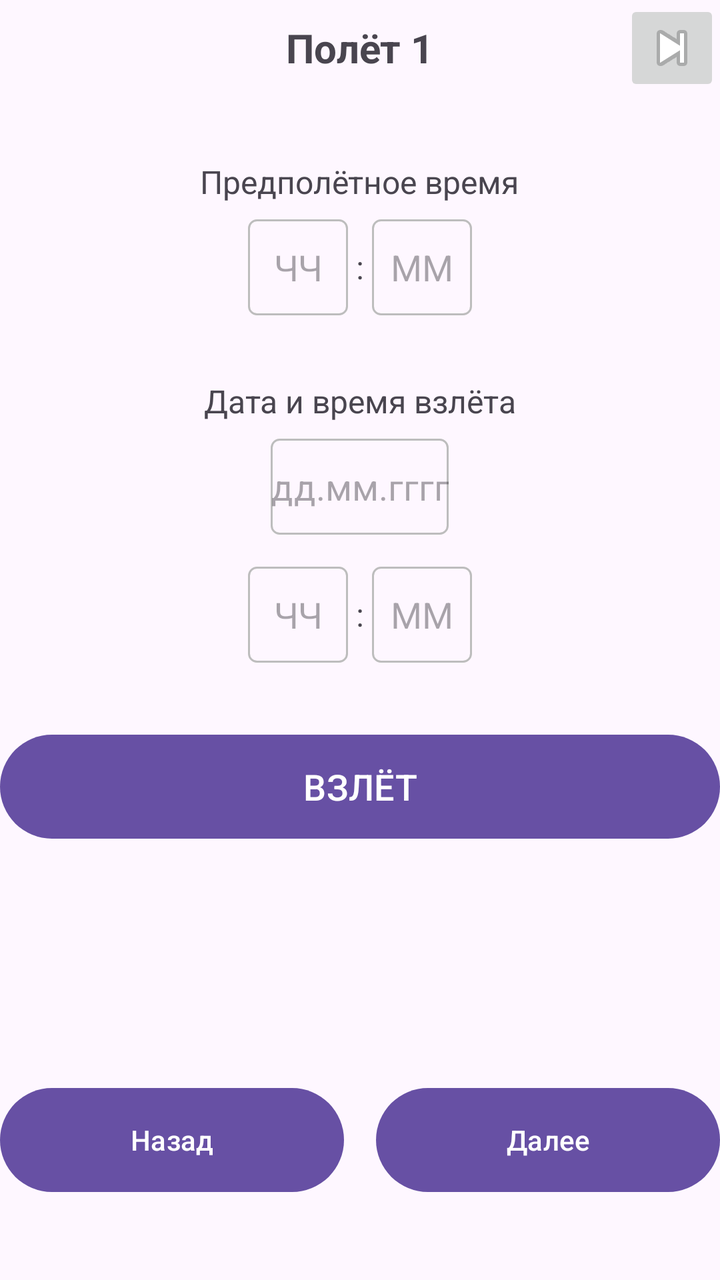
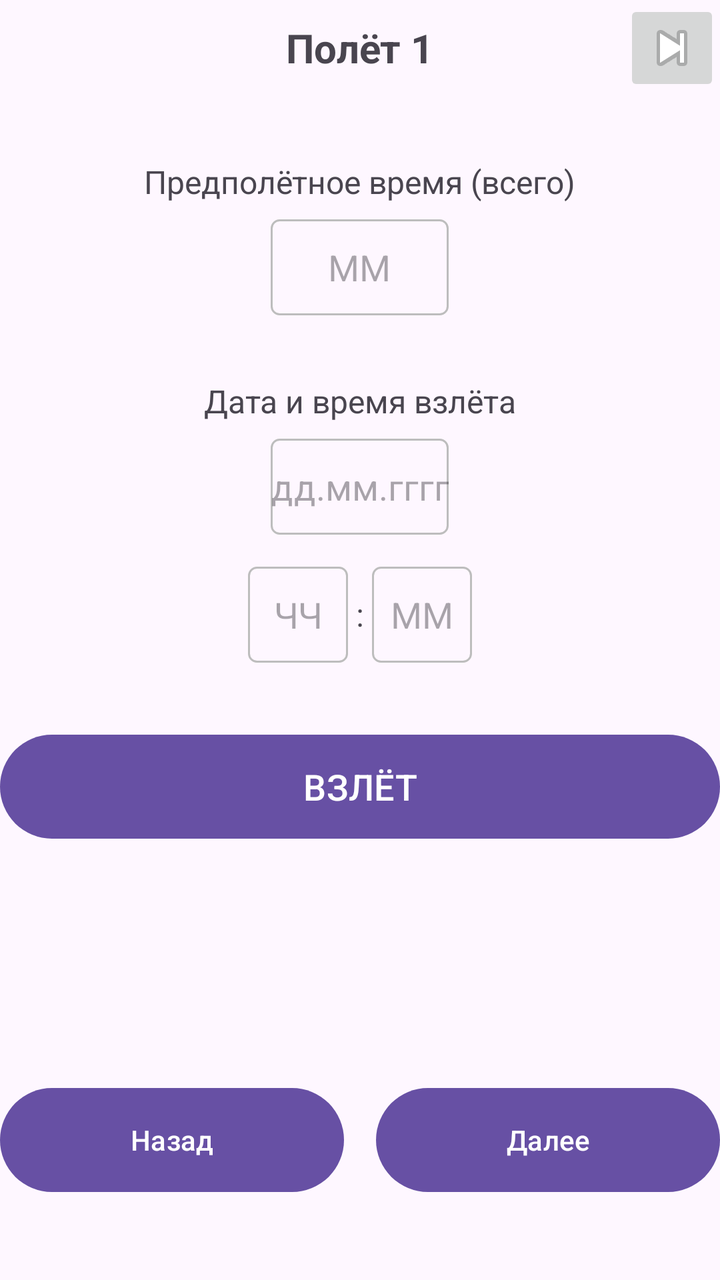

An Android layout rendered at two revisions. The XML below is the earlier revision; the diff shows what the commit changed to produce the second picture.
<!-- AndroidManifest.xml: application theme Theme.Flight_information_calculator -->
<!-- res/layout/activity_first.xml -->
<?xml version="1.0" encoding="utf-8"?>
<androidx.constraintlayout.widget.ConstraintLayout xmlns:android="http://schemas.android.com/apk/res/android"
    xmlns:app="http://schemas.android.com/apk/res-auto"
    xmlns:tools="http://schemas.android.com/tools"
    android:id="@+id/main"
    android:layout_width="match_parent"
    android:layout_height="match_parent"
    tools:context=".first">

    
    <RelativeLayout
        android:id="@+id/headerLayout"
        android:layout_width="0dp"
        android:layout_height="wrap_content"
        app:layout_constraintEnd_toEndOf="parent"
        app:layout_constraintStart_toStartOf="parent"
        app:layout_constraintTop_toTopOf="parent">

        <TextView
            android:id="@+id/flightTitle"
            android:layout_width="wrap_content"
            android:layout_height="wrap_content"
            android:layout_centerInParent="true"
            android:text="Полёт 1"
            android:textSize="20sp"
            android:textStyle="bold"/>

        <ImageButton
            android:id="@+id/btnForward"
            android:layout_width="48dp"
            android:layout_height="48dp"
            android:layout_alignParentEnd="true"
            android:src="@android:drawable/ic_media_next"
            android:contentDescription="Вперёд"/>
    </RelativeLayout>

    
    <LinearLayout
        android:id="@+id/preFlightTimeContainer"
        android:layout_width="0dp"
        android:layout_height="wrap_content"
        android:layout_marginTop="32dp"
        android:orientation="vertical"
        android:gravity="center_horizontal"
        app:layout_constraintEnd_toEndOf="parent"
        app:layout_constraintStart_toStartOf="parent"
        app:layout_constraintTop_toBottomOf="@id/headerLayout">

        <TextView
            android:layout_width="wrap_content"
            android:layout_height="wrap_content"
            android:text="Предполётное время"
            android:textSize="16sp"
            android:layout_marginBottom="8dp"/>

        <LinearLayout
            android:layout_width="wrap_content"
            android:layout_height="wrap_content"
            android:orientation="horizontal"
            android:gravity="center">

            <EditText
                android:id="@+id/preFlightHours"
                android:layout_width="50dp"
                android:layout_height="48dp"
                android:hint="ЧЧ"
                android:inputType="number"
                android:maxLength="2"
                android:gravity="center"
                android:background="@drawable/edit_text_border"/>

            <TextView
                android:layout_width="wrap_content"
                android:layout_height="wrap_content"
                android:text=":"
                android:textSize="16sp"
                android:layout_marginHorizontal="4dp"/>

            <EditText
                android:id="@+id/preFlightMinutes"
                android:layout_width="50dp"
                android:layout_height="48dp"
                android:hint="ММ"
                android:inputType="number"
                android:maxLength="2"
                android:gravity="center"
                android:background="@drawable/edit_text_border"/>
        </LinearLayout>
    </LinearLayout>

    
    <LinearLayout
        android:id="@+id/takeoffDateTimeContainer"
        android:layout_width="0dp"
        android:layout_height="wrap_content"
        android:layout_marginTop="32dp"
        android:orientation="vertical"
        android:gravity="center_horizontal"
        app:layout_constraintEnd_toEndOf="parent"
        app:layout_constraintStart_toStartOf="parent"
        app:layout_constraintTop_toBottomOf="@id/preFlightTimeContainer">

        <TextView
            android:layout_width="wrap_content"
            android:layout_height="wrap_content"
            android:text="Дата и время взлёта"
            android:textSize="16sp"
            android:layout_marginBottom="8dp"/>

        
        <EditText
            android:id="@+id/takeoffDate"
            android:layout_width="wrap_content"
            android:layout_height="48dp"
            android:layout_marginBottom="16dp"
            android:hint="дд.мм.гггг"
            android:inputType="date"
            android:gravity="center"
            android:background="@drawable/edit_text_border"/>

        
        <LinearLayout
            android:layout_width="wrap_content"
            android:layout_height="wrap_content"
            android:orientation="horizontal"
            android:gravity="center">

            <EditText
                android:id="@+id/takeoffHours"
                android:layout_width="50dp"
                android:layout_height="48dp"
                android:hint="ЧЧ"
                android:inputType="number"
                android:maxLength="2"
                android:gravity="center"
                android:background="@drawable/edit_text_border"/>

            <TextView
                android:layout_width="wrap_content"
                android:layout_height="wrap_content"
                android:text=":"
                android:textSize="16sp"
                android:layout_marginHorizontal="4dp"/>

            <EditText
                android:id="@+id/takeoffMinutes"
                android:layout_width="50dp"
                android:layout_height="48dp"
                android:hint="ММ"
                android:inputType="number"
                android:maxLength="2"
                android:gravity="center"
                android:background="@drawable/edit_text_border"/>
        </LinearLayout>
    </LinearLayout>

    
    <Button
        android:id="@+id/btnTakeoff"
        android:layout_width="0dp"
        android:layout_height="60dp"
        android:layout_marginTop="32dp"
        android:text="ВЗЛЁТ"
        android:textAllCaps="false"
        android:textSize="18sp"
        app:layout_constraintEnd_toEndOf="parent"
        app:layout_constraintStart_toStartOf="parent"
        app:layout_constraintTop_toBottomOf="@id/takeoffDateTimeContainer"/>

    
    <LinearLayout
        android:id="@+id/bottomButtons"
        android:layout_width="0dp"
        android:layout_height="60dp"
        android:layout_marginBottom="40dp"
        android:orientation="horizontal"
        app:layout_constraintBottom_toBottomOf="parent"
        app:layout_constraintEnd_toEndOf="parent"
        app:layout_constraintStart_toStartOf="parent">

        <Button
            android:id="@+id/btnBackBottom"
            android:layout_width="0dp"
            android:layout_height="match_parent"
            android:layout_weight="1"
            android:layout_marginEnd="8dp"
            android:text="Назад"
            android:textAllCaps="false"/>

        <Button
            android:id="@+id/btnNext"
            android:layout_width="0dp"
            android:layout_height="match_parent"
            android:layout_weight="1"
            android:layout_marginStart="8dp"
            android:text="Далее"
            android:textAllCaps="false"/>
    </LinearLayout>

</androidx.constraintlayout.widget.ConstraintLayout>
<!-- resources referenced by this layout -->
<resources>
  <!-- drawable edit_text_border (drawable) -->
  <?xml version="1.0" encoding="utf-8"?>
  <shape xmlns:android="http://schemas.android.com/apk/res/android">
      <solid android:color="@android:color/transparent"/>
      <corners android:radius="4dp"/>
      <stroke android:width="1dp" android:color="#BDBDBD"/>
  </shape>
  <style name="Theme.Flight_information_calculator" parent="Base.Theme.Flight_information_calculator" />
  <style name="Base.Theme.Flight_information_calculator" parent="Theme.Material3.DayNight.NoActionBar">
          
          
      </style>
</resources>

<!-- the commit's change to res/layout/activity_first.xml (unified diff, before → after) -->
@@ -49,9 +49,9 @@
         <TextView
             android:layout_width="wrap_content"
             android:layout_height="wrap_content"
-            android:text="Предполётное время"
-            android:textSize="16sp"
-            android:layout_marginBottom="8dp"/>
+            android:layout_marginBottom="8dp"
+            android:text="Предполётное время (всего)"
+            android:textSize="16sp" />
 
         <LinearLayout
             android:layout_width="wrap_content"
@@ -60,31 +60,14 @@
             android:gravity="center">
 
             <EditText
-                android:id="@+id/preFlightHours"
-                android:layout_width="50dp"
+                android:id="@+id/preFlightMinutes"
+                android:layout_width="89dp"
                 android:layout_height="48dp"
-                android:hint="ЧЧ"
-                android:inputType="number"
-                android:maxLength="2"
+                android:background="@drawable/edit_text_border"
                 android:gravity="center"
-                android:background="@drawable/edit_text_border"/>
-
-            <TextView
-                android:layout_width="wrap_content"
-                android:layout_height="wrap_content"
-                android:text=":"
-                android:textSize="16sp"
-                android:layout_marginHorizontal="4dp"/>
-
-            <EditText
-                android:id="@+id/preFlightMinutes"
-                android:layout_width="50dp"
-                android:layout_height="48dp"
                 android:hint="ММ"
                 android:inputType="number"
-                android:maxLength="2"
-                android:gravity="center"
-                android:background="@drawable/edit_text_border"/>
+                android:maxLength="2" />
         </LinearLayout>
     </LinearLayout>
 
